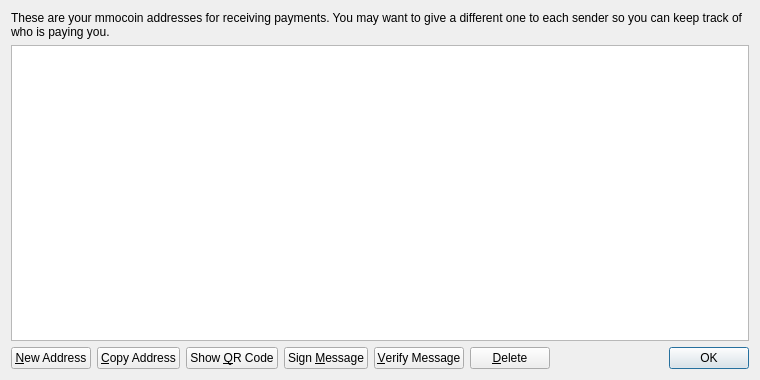
Above: src/qt/forms/addressbookpage.ui from MMO-Coin/mmocoin-legacy before the change. Below: the same form after it.
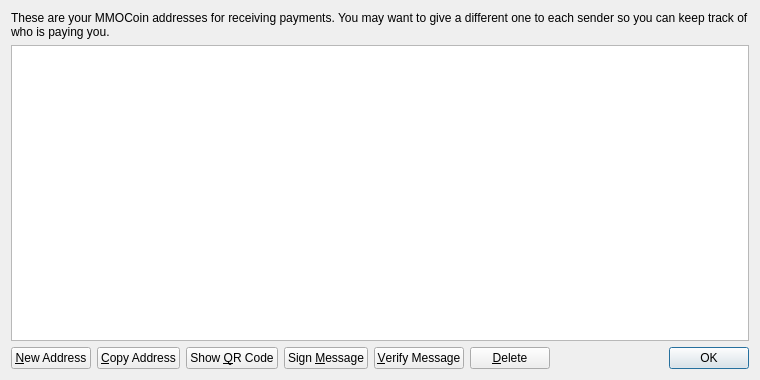
That is the form after the change. Icons and pictures are not drawn.

What changed in the file:
```diff
--- a/src/qt/forms/addressbookpage.ui
+++ b/src/qt/forms/addressbookpage.ui
@@ -20,7 +20,7 @@
    <item>
     <widget class="QLabel" name="labelExplanation">
      <property name="text">
-      <string>These are your mmocoin addresses for receiving payments. You may want to give a different one to each sender so you can keep track of who is paying you.</string>
+      <string>These are your MMOCoin addresses for receiving payments. You may want to give a different one to each sender so you can keep track of who is paying you.</string>
      </property>
      <property name="textFormat">
       <enum>Qt::PlainText</enum>
```
Left out of the diff: 4 changed lines with no effect on the pictures.
